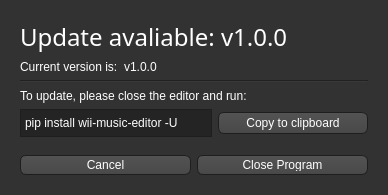
Above: ui_templates/update.ui from BenjaminHalko/WiiMusicEditorPlus before the change. Below: the same form after it.
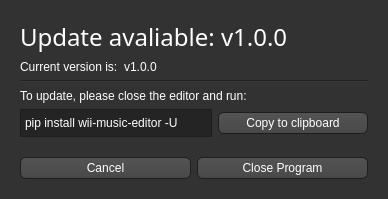
That is the form after the change. Icons and pictures are not drawn.

Diff of the .ui file:
```diff
--- a/ui_templates/update.ui
+++ b/ui_templates/update.ui
@@ -10,7 +10,7 @@
     <x>0</x>
     <y>0</y>
     <width>388</width>
-    <height>195</height>
+    <height>199</height>
    </rect>
   </property>
   <property name="windowTitle">
@@ -627,12 +627,6 @@
         <layout class="QHBoxLayout" name="NewUpdate_Buttons">
          <item>
           <widget class="QPushButton" name="NewUpdate_Cancel">
-           <property name="minimumSize">
-            <size>
-             <width>0</width>
-             <height>20</height>
-            </size>
-           </property>
            <property name="text">
             <string>Cancel</string>
            </property>
@@ -640,11 +634,11 @@
          </item>
          <item>
           <widget class="QPushButton" name="NewUpdate_Update">
-           <property name="minimumSize">
-            <size>
-             <width>0</width>
-             <height>20</height>
-            </size>
+           <property name="sizePolicy">
+            <sizepolicy hsizetype="Minimum" vsizetype="Maximum">
+             <horstretch>0</horstretch>
+             <verstretch>0</verstretch>
+            </sizepolicy>
            </property>
            <property name="text">
             <string>Close Program</string>
```
